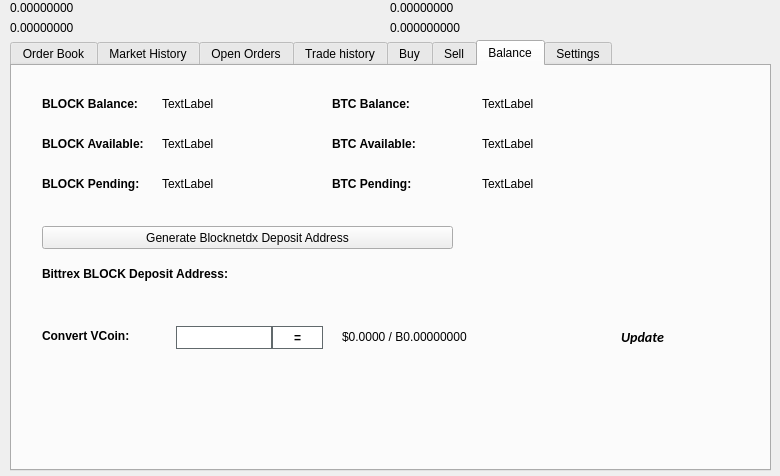
Above: src/qt/forms/tradingdialog.ui from blocknetdx/blocknet before the change. Below: the same form after it.
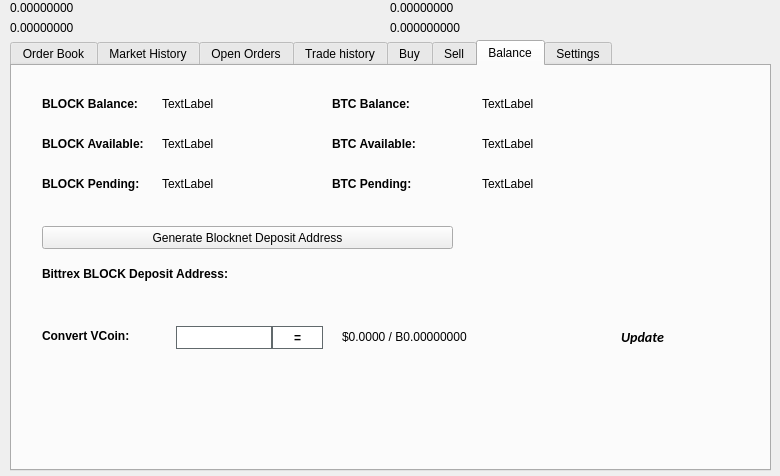
That is the form after the change. The open tabs and pages were chosen to show the change. Icons and pictures are not drawn.

Commit message: Blocknet naming updates

Diff of the .ui file:
```diff
--- a/src/qt/forms/tradingdialog.ui
+++ b/src/qt/forms/tradingdialog.ui
@@ -2941,7 +2941,7 @@
       </rect>
      </property>
      <property name="text">
-      <string>Generate Blocknetdx Deposit Address</string>
+      <string>Generate Blocknet Deposit Address</string>
      </property>
      <property name="icon">
       <iconset resource="../blocknetdx.qrc">
```
The commit also changes 93 other files.
